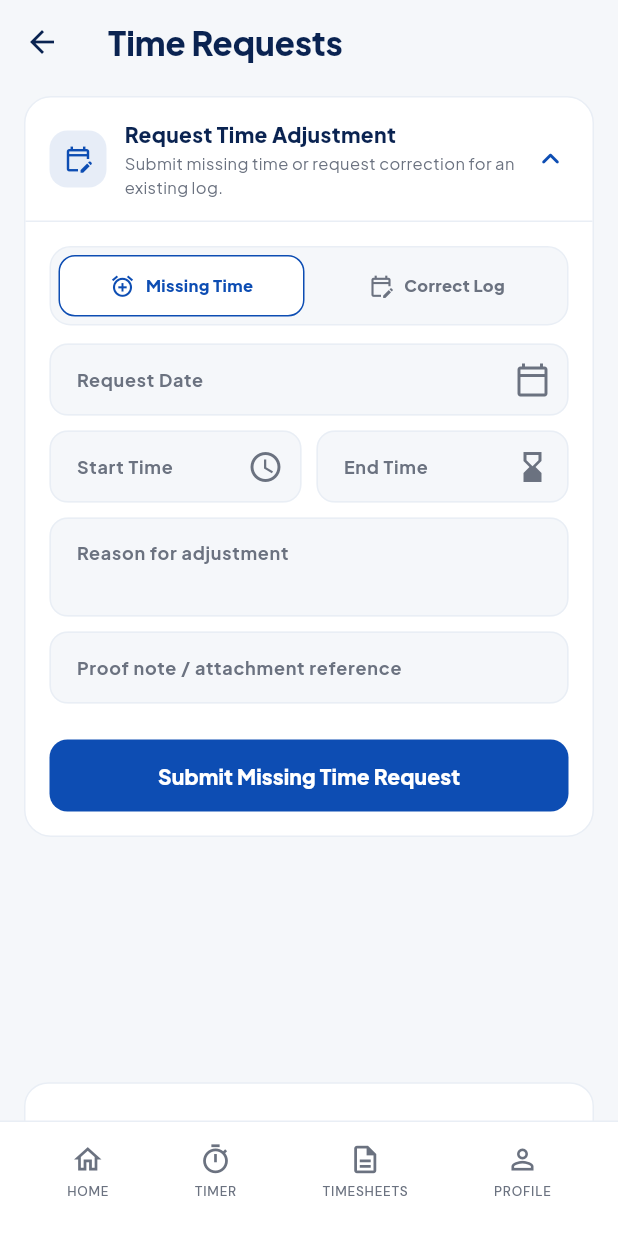
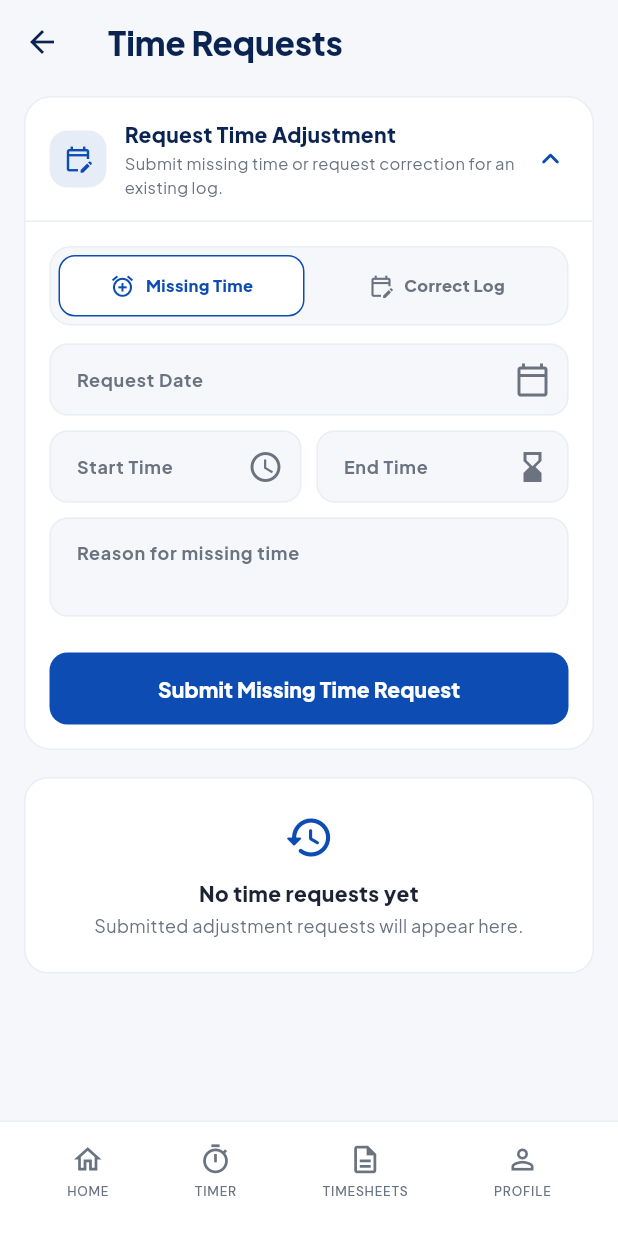
Before and after one commit to Ryel-2-1/ojt_monitoring_app, a Flutter app: the TimeRequestScreen screen opened directly, on a phone screen of 412 x 824 dp. Run offline on Flutter 3.47's test engine with Material 3 defaults, Android fonts, the light colour scheme and no system bars; our stand-ins replace cloud_firestore, connectivity_plus, firebase_auth, firebase_core, flutter_map, geolocator and 7 more; missing offline and left inert: geolocator_android; accounts and stored records are empty.

Commit message:
Latest bug fixes

```diff
--- a/lib/models/time_request_model.dart
+++ b/lib/models/time_request_model.dart
@@ -52,7 +52,7 @@ class TimeRequestModel {
     required this.requestedStartTime,
     required this.requestedEndTime,
     required this.reason,
-    required this.proofNote,
+    this.proofNote = '',
     required this.status,
     required this.submittedAt,
     this.reviewedAt,
--- a/lib/repositories/time_request_repository.dart
+++ b/lib/repositories/time_request_repository.dart
@@ -31,7 +31,7 @@ class TimeRequestRepository {
     required String requestedStartTime,
     required String requestedEndTime,
     required String reason,
-    required String proofNote,
+    String proofNote = '',
   }) {
     return submitMissingTimeRequest(
       internUid: internUid,
@@ -53,7 +53,7 @@ class TimeRequestRepository {
     required String requestedStartTime,
     required String requestedEndTime,
     required String reason,
-    required String proofNote,
+    String proofNote = '',
   }) async {
     final model = TimeRequestModel(
       internUid: internUid,
@@ -83,7 +83,7 @@ class TimeRequestRepository {
     required String requestedStartTime,
     required String requestedEndTime,
     required String reason,
-    required String proofNote,
+    String proofNote = '',
     required String originalClockInLogId,
     required String originalClockOutLogId,
     required String originalStartTime,
--- a/lib/screens/time_request_screen.dart
+++ b/lib/screens/time_request_screen.dart
@@ -23,7 +23,6 @@ class _TimeRequestScreenState extends State<TimeRequestScreen> {
   final _startTimeController = TextEditingController();
   final _endTimeController = TextEditingController();
   final _reasonController = TextEditingController();
-  final _proofNoteController = TextEditingController();
 
   DateTime? _requestDate;
   bool _isSubmitting = false;
@@ -75,7 +74,6 @@ class _TimeRequestScreenState extends State<TimeRequestScreen> {
     _startTimeController.dispose();
     _endTimeController.dispose();
     _reasonController.dispose();
-    _proofNoteController.dispose();
     super.dispose();
   }
 
@@ -84,7 +82,7 @@ class _TimeRequestScreenState extends State<TimeRequestScreen> {
       context: context,
       initialDate: _requestDate ?? DateTime.now(),
       firstDate: DateTime(2024),
-      lastDate: DateTime(2100),
+      lastDate: DateTime.now(),
       builder: (context, child) {
         if (!_isDarkMode) return child ?? const SizedBox.shrink();
 
@@ -218,6 +216,15 @@ class _TimeRequestScreenState extends State<TimeRequestScreen> {
 
       if (!requestedEnd.isAfter(requestedStart)) {
         _setSubmitMessage('End time must be after start time.');
+        return;
+      }
+
+      final now = DateTime.now();
+
+if (requestedEnd.isAfter(now)) {
+  _setSubmitMessage(
+    'You cannot request a time that has not happened yet.',
+  );
   return;
 }
 
@@ -259,7 +266,6 @@ class _TimeRequestScreenState extends State<TimeRequestScreen> {
           requestedStartTime: _startTimeController.text.trim(),
           requestedEndTime: _endTimeController.text.trim(),
           reason: _reasonController.text.trim(),
-          proofNote: _proofNoteController.text.trim(),
           originalClockInLogId: _selectedCorrectionSession!.clockInLogId,
           originalClockOutLogId: _selectedCorrectionSession!.clockOutLogId,
           originalStartTime: _formatTimeOnly(_selectedCorrectionSession!.start),
@@ -289,7 +295,6 @@ class _TimeRequestScreenState extends State<TimeRequestScreen> {
           requestedStartTime: _startTimeController.text.trim(),
           requestedEndTime: _endTimeController.text.trim(),
           reason: _reasonController.text.trim(),
-          proofNote: _proofNoteController.text.trim(),
         );
       }
 
@@ -306,7 +311,6 @@ class _TimeRequestScreenState extends State<TimeRequestScreen> {
         _startTimeController.clear();
         _endTimeController.clear();
         _reasonController.clear();
-        _proofNoteController.clear();
         _requestDate = null;
         _selectedCorrectionSession = null;
         _sessionsForSelectedDate = [];
@@ -757,20 +761,13 @@ class _TimeRequestScreenState extends State<TimeRequestScreen> {
                       style: _inputTextStyle(),
                       decoration: _decor(
                         _requestType == TimeRequestType.correction
-                            ? 'Reason for correcting this log'
-                            : 'Reason for adjustment',
+                            ? 'Reason for correction'
+                            : 'Reason for missing time',
                       ),
                       validator: (value) =>
                           value == null || value.trim().isEmpty
                               ? 'Reason is required'
                               : null,
-                    ),
-                    const SizedBox(height: 10),
-                    TextFormField(
-                      controller: _proofNoteController,
-                      maxLines: 1,
-                      style: _inputTextStyle(),
-                      decoration: _decor('Proof note / attachment reference'),
                     ),
                     const SizedBox(height: 12),
                     if (_message != null) _buildMessageText(),
@@ -1455,9 +1452,11 @@ class _TimeRequestScreenState extends State<TimeRequestScreen> {
   required String title,
   required String message,
 }) {
-    return Center(
+  return Align(
+    alignment: Alignment.topCenter,
     child: Container(
       width: double.infinity,
+      margin: const EdgeInsets.only(top: 4),
       padding: const EdgeInsets.all(22),
       decoration: BoxDecoration(
         color: _cardColor,
```
Also changed, not shown: lib/screens/intern_home_screen.dart (+6 -2 lines), lib/screens/profile_screen.dart (+70 -4 lines), lib/screens/timer_screen.dart (+65 -11 lines), lib/screens/timesheet_screen.dart (+12 -7 lines). Lines whose indentation alone changed are shown as unchanged.
